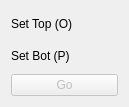
Before: the Qt Designer form CVCheat/mwindow.ui in angelorodem/CVCheat, drawn with Qt 5.
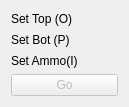
After: the same form once the commit is applied.

```diff
--- a/CVCheat/mwindow.ui
+++ b/CVCheat/mwindow.ui
@@ -30,6 +30,13 @@
        </property>
       </widget>
      </item>
+     <item>
+      <widget class="QLabel" name="ammo_label">
+       <property name="text">
+        <string>Set Ammo(I)</string>
+       </property>
+      </widget>
+     </item>
      <item>
       <widget class="QPushButton" name="go">
        <property name="enabled">
```
